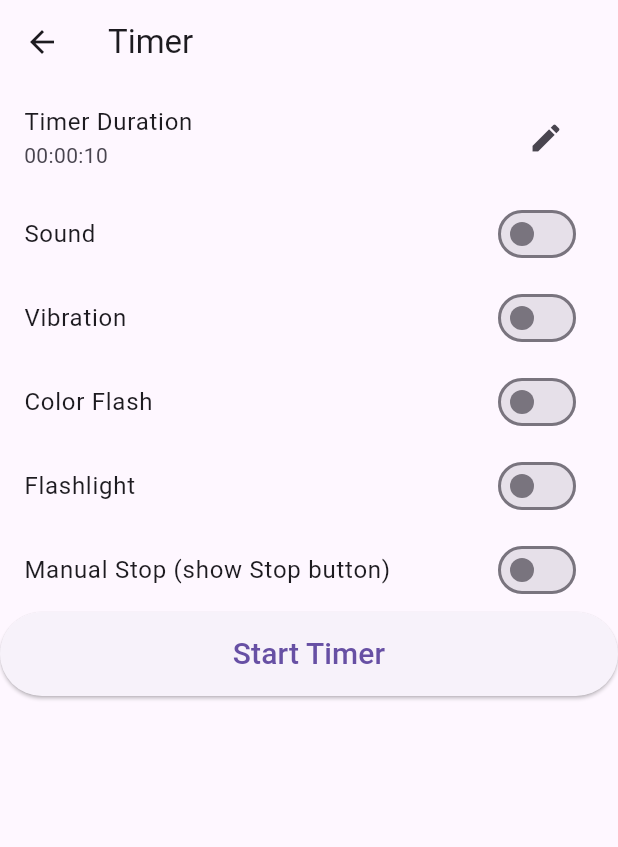
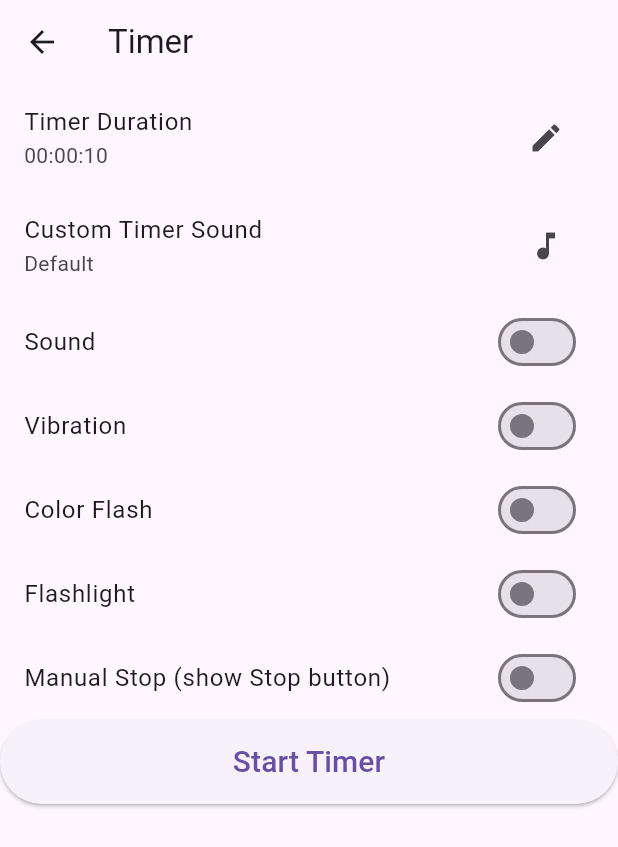
Before and after one commit to RSSerna/za_warudo, a Flutter app: the TimerPage screen opened directly, on a phone screen of 412 x 824 dp. Shown: the top 847 px of the screen. Run offline on Flutter 3.47's test engine with Material 3 defaults, Android fonts, the phone set to English and light mode, and no system bars; our stand-ins replace audioplayers, file_picker, shared_preferences, vibration; missing offline and left inert: torch_light; accounts and stored records are empty; generated files the repository leaves out were written again.

Commit message:
Adding New Select different Sound

```diff
--- a/lib/pref_keys.dart
+++ b/lib/pref_keys.dart
@@ -8,14 +8,16 @@ class PrefKeys {
   static const alarmManualStop = 'alarm_manualStop';
   static const alarmHour = 'alarm_hour';
   static const alarmMinute = 'alarm_minute';
+  static const alarmSoundPath = 'alarm_sound_path';
 
   // Timer
   static const timerSound = 'timer_sound';
   static const timerVibration = 'timer_vibration';
   static const timerColorFlash = 'timer_colorFlash';
   static const timerFlashlight = 'timer_flashlight';
-  static const timerManualStop = 'timer_manualStop';
+  static const timerManualStop = 'timer_manual_stop';
   static const timerDuration = 'timer_duration';
+  static const timerSoundPath = 'timer_sound_path';
 
   // Settings
   static const locale = 'locale';
--- a/lib/timer_page.dart
+++ b/lib/timer_page.dart
@@ -1,5 +1,6 @@
 import 'dart:async';
 
+import 'package:file_picker/file_picker.dart';
 import 'package:flutter/material.dart';
 import 'package:flutter_gen/gen_l10n/app_localizations.dart';
 import 'package:provider/provider.dart';
@@ -16,6 +17,14 @@ class TimerPage extends StatefulWidget {
 }
 
 class _TimerPageState extends State<TimerPage> {
+  Future<void> _pickSoundFile(TimerProvider provider) async {
+    FilePickerResult? result =
+        await FilePicker.platform.pickFiles(type: FileType.audio);
+    if (result != null && result.files.single.path != null) {
+      await provider.setTimerSoundPath(result.files.single.path);
+    }
+  }
+
   Timer? _timer;
 
   void startTimer() {
@@ -153,6 +162,20 @@ class _TimerPageState extends State<TimerPage> {
                         },
                 ),
               ),
+              ListTile(
+                title: Text('Custom Timer Sound'),
+                subtitle: Text(
+                  provider.timerSoundPath != null
+                      ? provider.timerSoundPath!.split(RegExp(r'[\\/]')).last
+                      : 'Default',
+                ),
+                trailing: IconButton(
+                  icon: const Icon(Icons.music_note),
+                  onPressed: provider.isRunning
+                      ? null
+                      : () => _pickSoundFile(provider),
+                ),
+              ),
               if (!provider.isRunning) ...[
                 TriggerSwitches(
                   sound: provider.sound,
--- a/pubspec.yaml
+++ b/pubspec.yaml
@@ -20,7 +20,9 @@ dependencies:
   audioplayers: ^6.5.0
   vibration: ^3.1.3
   torch_light: ^1.1.0
-  shared_preferences: ^2.2.2
+  shared_preferences: ^2.5.3
+
+  file_picker: ^10.2.1
 
 dev_dependencies:
   flutter_test:
```
Also changed, not shown: lib/alarm_page.dart (+21 -0 lines), lib/alarm_provider.dart (+15 -0 lines), lib/timer_provider.dart (+16 -0 lines), lib/trigger_service.dart (+21 -13 lines), pubspec.lock, 1 other file.
